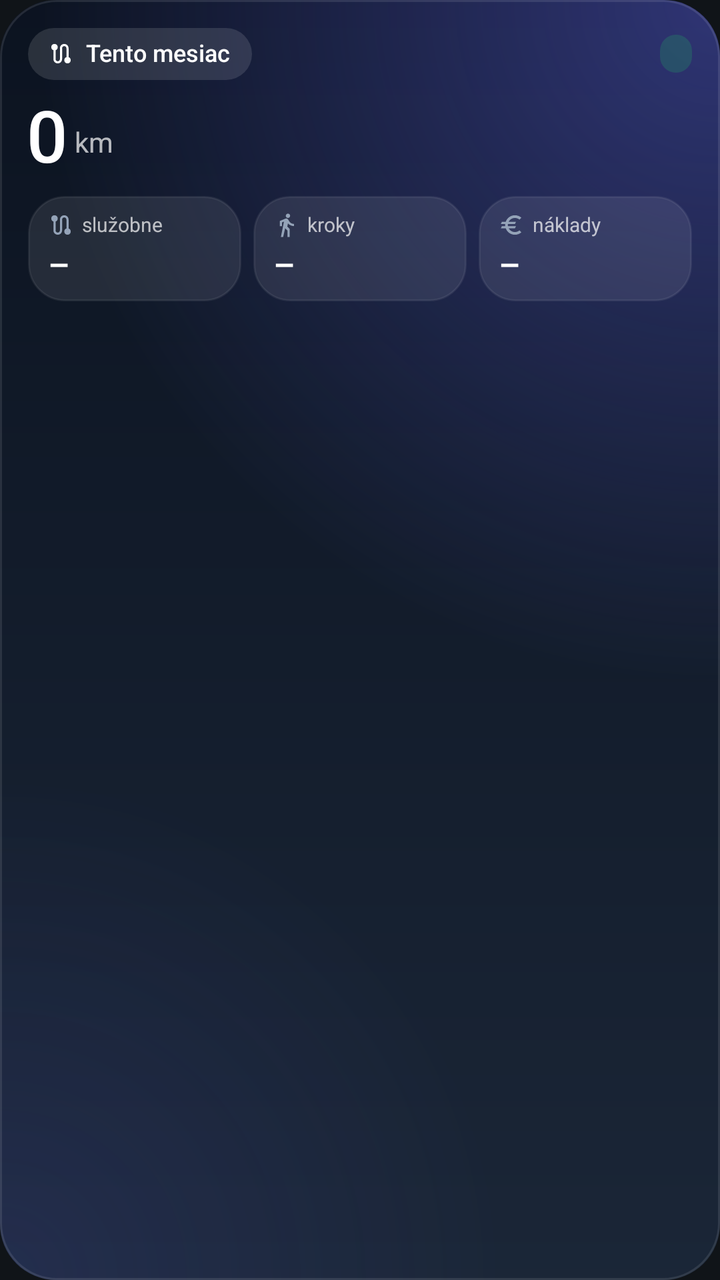
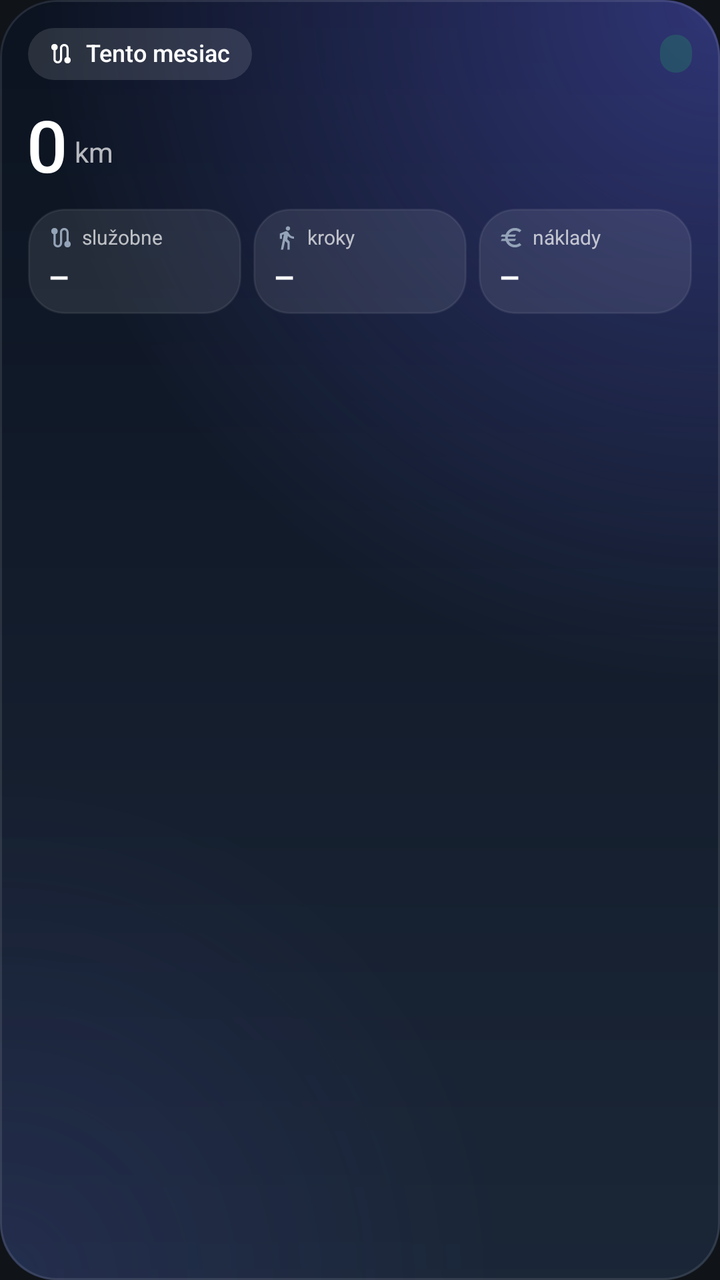

The first picture is an Android layout as it rendered before a commit; the second is the same layout after the commit. The layout source and the unified diff follow.
<!-- AndroidManifest.xml: application theme Theme.CarTracker -->
<!-- res/layout/widget_month.xml -->
<?xml version="1.0" encoding="utf-8"?>
<LinearLayout xmlns:android="http://schemas.android.com/apk/res/android"
    android:id="@+id/m_root" android:layout_width="match_parent" android:layout_height="match_parent"
    android:background="@drawable/wg_bg_idle" android:orientation="vertical" android:padding="14dp">

    <LinearLayout android:layout_width="match_parent" android:layout_height="wrap_content" android:gravity="center_vertical" android:orientation="horizontal">
        <LinearLayout android:id="@+id/m_pill" android:layout_width="wrap_content" android:layout_height="26dp" android:background="@drawable/wg_pill"
            android:gravity="center_vertical" android:orientation="horizontal" android:paddingStart="10dp" android:paddingEnd="11dp">
            <ImageView android:id="@+id/m_pill_ic" android:layout_width="13dp" android:layout_height="13dp" android:src="@drawable/ic_w_route" android:tint="#FFFFFFFF" android:scaleType="fitCenter" />
            <TextView android:id="@+id/m_status" android:layout_width="wrap_content" android:layout_height="wrap_content" android:text="Tento mesiac" android:textColor="#FFFFFFFF" android:textSize="12sp" android:maxLines="1" android:ellipsize="end" android:includeFontPadding="false" android:fontFamily="sans-serif-medium" android:layout_marginStart="6dp"/>
        </LinearLayout>
        <FrameLayout android:layout_width="0dp" android:layout_height="1dp" android:layout_weight="1" />
        <TextView android:id="@+id/m_vs" android:layout_width="wrap_content" android:layout_height="wrap_content" android:text="" android:textColor="#FFFFFFFF" android:textSize="11sp" android:maxLines="1" android:ellipsize="end" android:includeFontPadding="false" android:fontFamily="sans-serif-medium" android:background="@drawable/wg_chip_up" android:paddingStart="8dp" android:paddingEnd="8dp" android:paddingTop="3dp" android:paddingBottom="3dp"/>
    </LinearLayout>
    <LinearLayout android:layout_width="match_parent" android:layout_height="wrap_content" android:layout_marginTop="8dp" android:gravity="bottom" android:orientation="horizontal">
        <TextView android:id="@+id/m1" android:layout_width="wrap_content" android:layout_height="wrap_content" android:text="0" android:textColor="#FFFFFFFF" android:textSize="36sp" android:maxLines="1" android:ellipsize="end" android:includeFontPadding="false" android:fontFamily="sans-serif-medium" android:letterSpacing="-0.03"/>
        <TextView android:id="@+id/m1u" android:layout_width="wrap_content" android:layout_height="wrap_content" android:text="km" android:textColor="#B3FFFFFF" android:textSize="14sp" android:maxLines="1" android:ellipsize="end" android:includeFontPadding="false" android:layout_marginStart="4dp" android:layout_marginBottom="5dp"/>
        <TextView android:id="@+id/m_sub" android:layout_width="0dp" android:layout_height="wrap_content" android:text="" android:textColor="#B3FFFFFF" android:textSize="12sp" android:maxLines="2" android:ellipsize="end" android:includeFontPadding="false" android:layout_weight="1" android:gravity="end" android:layout_marginBottom="5dp"/>
    </LinearLayout>
    <LinearLayout android:id="@+id/m_tiles" android:layout_width="match_parent" android:layout_height="wrap_content" android:layout_marginTop="8dp" android:orientation="horizontal">
        <LinearLayout android:layout_width="0dp" android:layout_height="wrap_content" android:layout_weight="1" android:background="@drawable/wg_tile"
            android:orientation="vertical" android:paddingStart="10dp" android:paddingEnd="8dp" android:paddingTop="8dp" android:paddingBottom="8dp" >
            <LinearLayout android:layout_width="match_parent" android:layout_height="wrap_content" android:gravity="center_vertical" android:orientation="horizontal">
                <ImageView android:id="@+id/m4i" android:layout_width="13dp" android:layout_height="13dp" android:src="@drawable/ic_w_route" android:tint="#FF94A3B8" android:scaleType="fitCenter" />
                <TextView android:id="@+id/m4l" android:layout_width="wrap_content" android:layout_height="wrap_content" android:text="služobne" android:textColor="#B3FFFFFF" android:textSize="10sp" android:maxLines="1" android:ellipsize="end" android:includeFontPadding="false" android:layout_marginStart="4dp"/>
            </LinearLayout>
            <TextView android:id="@+id/m4" android:layout_width="wrap_content" android:layout_height="wrap_content" android:text="–" android:textColor="#FFFFFFFF" android:textSize="17sp" android:maxLines="1" android:ellipsize="end" android:includeFontPadding="false" android:fontFamily="sans-serif-medium" android:layout_marginTop="4dp"/>
        </LinearLayout>
        <FrameLayout android:layout_width="6dp" android:layout_height="1dp" />
        <LinearLayout android:layout_width="0dp" android:layout_height="wrap_content" android:layout_weight="1" android:background="@drawable/wg_tile"
            android:orientation="vertical" android:paddingStart="10dp" android:paddingEnd="8dp" android:paddingTop="8dp" android:paddingBottom="8dp" >
            <LinearLayout android:layout_width="match_parent" android:layout_height="wrap_content" android:gravity="center_vertical" android:orientation="horizontal">
                <ImageView android:id="@+id/m5i" android:layout_width="13dp" android:layout_height="13dp" android:src="@drawable/ic_walk" android:tint="#FF94A3B8" android:scaleType="fitCenter" />
                <TextView android:id="@+id/m5l" android:layout_width="wrap_content" android:layout_height="wrap_content" android:text="kroky" android:textColor="#B3FFFFFF" android:textSize="10sp" android:maxLines="1" android:ellipsize="end" android:includeFontPadding="false" android:layout_marginStart="4dp"/>
            </LinearLayout>
            <TextView android:id="@+id/m5" android:layout_width="wrap_content" android:layout_height="wrap_content" android:text="–" android:textColor="#FFFFFFFF" android:textSize="17sp" android:maxLines="1" android:ellipsize="end" android:includeFontPadding="false" android:fontFamily="sans-serif-medium" android:layout_marginTop="4dp"/>
        </LinearLayout>
        <FrameLayout android:layout_width="6dp" android:layout_height="1dp" />
        <LinearLayout android:layout_width="0dp" android:layout_height="wrap_content" android:layout_weight="1" android:background="@drawable/wg_tile"
            android:orientation="vertical" android:paddingStart="10dp" android:paddingEnd="8dp" android:paddingTop="8dp" android:paddingBottom="8dp" >
            <LinearLayout android:layout_width="match_parent" android:layout_height="wrap_content" android:gravity="center_vertical" android:orientation="horizontal">
                <ImageView android:id="@+id/m6i" android:layout_width="13dp" android:layout_height="13dp" android:src="@drawable/ic_w_euro" android:tint="#FF94A3B8" android:scaleType="fitCenter" />
                <TextView android:id="@+id/m6l" android:layout_width="wrap_content" android:layout_height="wrap_content" android:text="náklady" android:textColor="#B3FFFFFF" android:textSize="10sp" android:maxLines="1" android:ellipsize="end" android:includeFontPadding="false" android:layout_marginStart="4dp"/>
            </LinearLayout>
            <TextView android:id="@+id/m6" android:layout_width="wrap_content" android:layout_height="wrap_content" android:text="–" android:textColor="#FFFFFFFF" android:textSize="17sp" android:maxLines="1" android:ellipsize="end" android:includeFontPadding="false" android:fontFamily="sans-serif-medium" android:layout_marginTop="4dp"/>
        </LinearLayout>
    </LinearLayout>
    <ImageView android:id="@+id/m_chart" android:layout_width="match_parent" android:layout_height="0dp" android:layout_weight="1" android:minHeight="36dp" android:layout_marginTop="8dp" android:scaleType="fitXY" />

</LinearLayout>
<!-- resources referenced by this layout -->
<resources>
  <!-- drawable ic_w_euro (drawable) -->
  <?xml version="1.0" encoding="utf-8"?>
  <vector xmlns:android="http://schemas.android.com/apk/res/android"
      android:width="24dp" android:height="24dp" android:viewportWidth="24" android:viewportHeight="24">
      <path android:fillColor="#FFFFFFFF" android:pathData="M15,18.5c-2.51,0 -4.68,-1.42 -5.76,-3.5H15l1,-2H8.58c-0.05,-0.33 -0.08,-0.66 -0.08,-1s0.03,-0.67 0.08,-1H15l1,-2H9.24C10.32,6.92 12.5,5.5 15,5.5c1.61,0 3.09,0.59 4.23,1.57L21,5.3C19.41,3.87 17.3,3 15,3c-3.92,0 -7.24,2.51 -8.48,6H3l-1,2h4.06c-0.04,0.33 -0.06,0.66 -0.06,1s0.02,0.67 0.06,1H3l-1,2h4.52c1.24,3.49 4.56,6 8.48,6 2.31,0 4.41,-0.87 6,-2.3l-1.78,-1.77c-1.13,0.98 -2.6,1.57 -4.22,1.57z" />
  </vector>
  <!-- drawable ic_w_route (drawable) -->
  <?xml version="1.0" encoding="utf-8"?>
  <vector xmlns:android="http://schemas.android.com/apk/res/android"
      android:width="24dp" android:height="24dp" android:viewportWidth="24" android:viewportHeight="24">
      <path android:fillColor="#FFFFFFFF" android:pathData="M19,15.18V7c0,-2.21 -1.79,-4 -4,-4s-4,1.79 -4,4v10c0,1.1 -0.9,2 -2,2s-2,-0.9 -2,-2V8.82C8.16,8.4 9,7.3 9,6c0,-1.66 -1.34,-3 -3,-3S3,4.34 3,6c0,1.3 0.84,2.4 2,2.82V17c0,2.21 1.79,4 4,4s4,-1.79 4,-4V7c0,-1.1 0.9,-2 2,-2s2,0.9 2,2v8.18c-1.16,0.41 -2,1.51 -2,2.82 0,1.66 1.34,3 3,3s3,-1.34 3,-3c0,-1.3 -0.84,-2.4 -2,-2.82z" />
  </vector>
  <!-- drawable ic_walk (drawable) -->
  <vector xmlns:android="http://schemas.android.com/apk/res/android"
      android:width="24dp" android:height="24dp" android:viewportWidth="24" android:viewportHeight="24">
      <path android:fillColor="#FFFFFFFF"
          android:pathData="M13.5,5.5c1.1,0 2,-0.9 2,-2s-0.9,-2 -2,-2 -2,0.9 -2,2 0.9,2 2,2zM9.8,8.9L7,23h2.1l1.8,-8 2.1,2v6h2v-7.5l-2.1,-2 0.6,-3C14.8,12 16.8,13 19,13v-2c-1.9,0 -3.5,-1 -4.3,-2.4l-1,-1.6c-0.4,-0.6 -1,-1 -1.7,-1 -0.3,0 -0.5,0.1 -0.8,0.1L6,8.3V13h2V9.6l1.8,-0.7" />
  </vector>
  <!-- drawable wg_chip_up (drawable) -->
  <?xml version="1.0" encoding="utf-8"?>
  <shape xmlns:android="http://schemas.android.com/apk/res/android" android:shape="rectangle">
      <solid android:color="#3322C55E" />
      <corners android:radius="99dp" />
  </shape>
  <!-- drawable wg_pill (drawable) -->
  <?xml version="1.0" encoding="utf-8"?>
  <shape xmlns:android="http://schemas.android.com/apk/res/android" android:shape="rectangle">
      <solid android:color="#1FFFFFFF" />
      <corners android:radius="99dp" />
  </shape>
  <!-- drawable wg_tile (drawable) -->
  <?xml version="1.0" encoding="utf-8"?>
  <shape xmlns:android="http://schemas.android.com/apk/res/android" android:shape="rectangle">
      <solid android:color="#17FFFFFF" />
      <stroke android:width="1dp" android:color="#12FFFFFF" />
      <corners android:radius="18dp" />
  </shape>
  <style name="Theme.CarTracker" parent="android:Theme.Material.NoActionBar">
          <item name="android:statusBarColor">@android:color/transparent</item>
          <item name="android:windowBackground">@color/bg</item>
      </style>
  <color name="bg">#FF101418</color>
  <!-- unchanged entries left out for length: 1 -->
</resources>

<!-- the commit's change to res/layout/widget_month.xml (unified diff, before → after) -->
@@ -13,7 +13,7 @@
         <TextView android:id="@+id/m_vs" android:layout_width="wrap_content" android:layout_height="wrap_content" android:text="" android:textColor="#FFFFFFFF" android:textSize="11sp" android:maxLines="1" android:ellipsize="end" android:includeFontPadding="false" android:fontFamily="sans-serif-medium" android:background="@drawable/wg_chip_up" android:paddingStart="8dp" android:paddingEnd="8dp" android:paddingTop="3dp" android:paddingBottom="3dp"/>
     </LinearLayout>
     <LinearLayout android:layout_width="match_parent" android:layout_height="wrap_content" android:layout_marginTop="8dp" android:gravity="bottom" android:orientation="horizontal">
-        <TextView android:id="@+id/m1" android:layout_width="wrap_content" android:layout_height="wrap_content" android:text="0" android:textColor="#FFFFFFFF" android:textSize="36sp" android:maxLines="1" android:ellipsize="end" android:includeFontPadding="false" android:fontFamily="sans-serif-medium" android:letterSpacing="-0.03"/>
+        <TextView android:id="@+id/m1" android:layout_width="wrap_content" android:layout_height="wrap_content" android:text="0" android:textColor="#FFFFFFFF" android:textSize="36sp" android:maxLines="1" android:ellipsize="end" android:includeFontPadding="true" android:fontFamily="sans-serif-medium" android:letterSpacing="-0.03"/>
         <TextView android:id="@+id/m1u" android:layout_width="wrap_content" android:layout_height="wrap_content" android:text="km" android:textColor="#B3FFFFFF" android:textSize="14sp" android:maxLines="1" android:ellipsize="end" android:includeFontPadding="false" android:layout_marginStart="4dp" android:layout_marginBottom="5dp"/>
         <TextView android:id="@+id/m_sub" android:layout_width="0dp" android:layout_height="wrap_content" android:text="" android:textColor="#B3FFFFFF" android:textSize="12sp" android:maxLines="2" android:ellipsize="end" android:includeFontPadding="false" android:layout_weight="1" android:gravity="end" android:layout_marginBottom="5dp"/>
     </LinearLayout>
